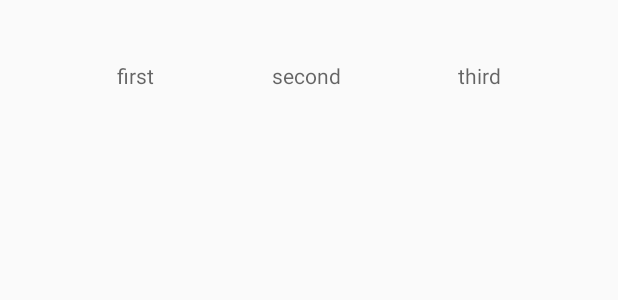
After one commit to p-karcz/deadlines, an Android app: the layout task_template.xml on its own in the app's theme, with its tools: preview values and no code run, on a phone screen of 412 x 824 dp. The commit adds this screen. Shown: the top 300 px of the screen. Run offline under Robolectric (Android 15) with nearby library versions, the phone set to English and light mode, and no system bars.

Commit message:
Added master fragment to display list of tasks and its viewmodel, adapter for the list, implemented room and created detail task fragment and viewmodel

```diff
--- /dev/null
+++ b/app/src/main/java/com/example/deadlines/taskcreation/TaskCreationFragment.kt
@@ -0,0 +1,5 @@
+package com.example.deadlines.taskcreation
+
+class TaskCreationFragment {
+
+}
--- /dev/null
+++ b/app/src/main/res/drawable/ic_baseline_add_24.xml
@@ -0,0 +1,5 @@
+<vector android:height="24dp" android:tint="#FFFFFF"
+    android:viewportHeight="24" android:viewportWidth="24"
+    android:width="24dp" xmlns:android="http://schemas.android.com/apk/res/android">
+    <path android:fillColor="@android:color/white" android:pathData="M19,13h-6v6h-2v-6H5v-2h6V5h2v6h6v2z"/>
+</vector>
--- /dev/null
+++ b/app/src/main/res/layout/task_template.xml
@@ -0,0 +1,49 @@
+<?xml version="1.0" encoding="utf-8"?>
+<layout xmlns:android="http://schemas.android.com/apk/res/android"
+    xmlns:app="http://schemas.android.com/apk/res-auto"
+    xmlns:tools="http://schemas.android.com/tools">
+
+    <data>
+
+        <variable
+            name="viewModel"
+            type="com.example.deadlines.alltasks.AllTasksViewModel" />
+
+    </data>
+
+    <androidx.constraintlayout.widget.ConstraintLayout
+        android:layout_width="match_parent"
+        android:layout_height="100dp">
+
+        <TextView
+            android:id="@+id/first_text_view"
+            android:layout_width="wrap_content"
+            android:layout_height="wrap_content"
+            android:hint="first"
+            app:layout_constraintBottom_toBottomOf="parent"
+            app:layout_constraintStart_toStartOf="parent"
+            app:layout_constraintTop_toTopOf="parent"
+            app:layout_constraintEnd_toStartOf="@id/second_text_view"/>
+
+        <TextView
+            android:id="@+id/second_text_view"
+            android:layout_width="wrap_content"
+            android:layout_height="wrap_content"
+            android:hint="second"
+            app:layout_constraintBottom_toBottomOf="parent"
+            app:layout_constraintEnd_toStartOf="@id/third_text_view"
+            app:layout_constraintStart_toEndOf="@+id/first_text_view"
+            app:layout_constraintTop_toTopOf="parent" />
+
+        <TextView
+            android:id="@+id/third_text_view"
+            android:layout_width="wrap_content"
+            android:layout_height="wrap_content"
+            android:hint="third"
+            app:layout_constraintBottom_toBottomOf="parent"
+            app:layout_constraintEnd_toEndOf="parent"
+            app:layout_constraintStart_toEndOf="@+id/second_text_view"
+            app:layout_constraintTop_toTopOf="parent" />
+
+    </androidx.constraintlayout.widget.ConstraintLayout>
+</layout>
--- a/gradle.properties
+++ b/gradle.properties
@@ -19,3 +19,4 @@ android.useAndroidX=true
 android.enableJetifier=true
 # Kotlin code style for this project: "official" or "obsolete":
 kotlin.code.style=official
+kapt.incremental.apt="true"
```
Also changed, not shown: app/build.gradle (+18 -2 lines), app/src/main/java/com/example/deadlines/alltasks/AllTasksAdapter.kt (added, +38 -0 lines), app/src/main/java/com/example/deadlines/alltasks/AllTasksFragment.kt (added, +51 -0 lines), app/src/main/java/com/example/deadlines/alltasks/AllTasksViewModel.kt (added, +17 -0 lines), app/src/main/java/com/example/deadlines/alltasks/AllTasksViewModelFactory.kt (added, +19 -0 lines), app/src/main/java/com/example/deadlines/database/Room.kt (added, +49 -0 lines), app/src/main/java/com/example/deadlines/screens/ui/DeadlinesMainFragment.kt (deleted, +0 -31 lines), app/src/main/java/com/example/deadlines/screens/viewmodels/MainViewModel.kt (deleted, +0 -7 lines), app/src/main/java/com/example/deadlines/taskcreation/TaskCreationViewModel.kt (added, +7 -0 lines), app/src/main/res/layout/all_tasks_fragment.xml (added, +25 -0 lines), app/src/main/res/layout/deadlines_main_activity.xml (+9 -4 lines), app/src/main/res/layout/deadlines_main_fragment.xml (deleted, +0 -20 lines), app/src/main/res/navigation/navigation.xml (added, +13 -0 lines).
